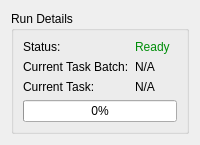
Above: apps/Qt/Ui/TaskBatchRunnerStatusView/TaskBatchRunnerStatusView.ui from klapeto/elpida before the change. Below: the same form after it.
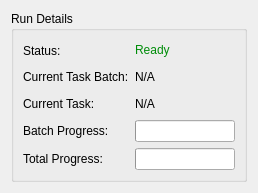
That is the form after the change.

```diff
--- a/apps/Qt/Ui/TaskBatchRunnerStatusView/TaskBatchRunnerStatusView.ui
+++ b/apps/Qt/Ui/TaskBatchRunnerStatusView/TaskBatchRunnerStatusView.ui
@@ -2,6 +2,14 @@
 <ui version="4.0">
  <class>Elpida::TaskBatchRunnerStatusView</class>
  <widget class="QWidget" name="Elpida::TaskBatchRunnerStatusView">
+  <property name="geometry">
+   <rect>
+    <x>0</x>
+    <y>0</y>
+    <width>258</width>
+    <height>193</height>
+   </rect>
+  </property>
   <property name="windowTitle">
    <string>Form</string>
   </property>
@@ -54,10 +62,23 @@
         </property>
        </widget>
       </item>
-      <item row="3" column="0" colspan="2">
-       <widget class="QProgressBar" name="pbRunnerProgress">
-        <property name="value">
-         <number>0</number>
+      <item row="4" column="1">
+       <widget class="QProgressBar" name="pbTotalProgress"/>
+      </item>
+      <item row="3" column="1">
+       <widget class="QProgressBar" name="pbBatchProgress"/>
+      </item>
+      <item row="3" column="0">
+       <widget class="QLabel" name="lblBatchProgress">
+        <property name="text">
+         <string>Batch Progress:</string>
+        </property>
+       </widget>
+      </item>
+      <item row="4" column="0">
+       <widget class="QLabel" name="lblTotalProgress">
+        <property name="text">
+         <string>Total Progress:</string>
         </property>
        </widget>
       </item>
```
Left out of the diff: 28 changed lines with no effect on the pictures.
